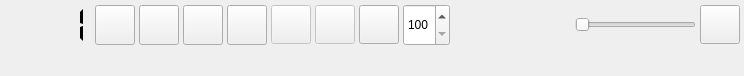
Old version of the form src/widgets/common/OsdWidget.ui in the repository ntadej/tano.
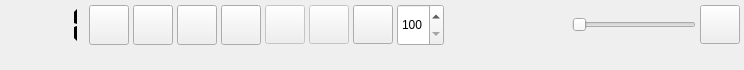
New version of the form. Icons and pictures are not drawn. Custom widgets are drawn as their Qt base class.

Diff of the .ui file:
```diff
--- a/src/widgets/common/OsdWidget.ui
+++ b/src/widgets/common/OsdWidget.ui
@@ -7,7 +7,7 @@
     <x>0</x>
     <y>0</y>
     <width>744</width>
-    <height>76</height>
+    <height>70</height>
    </rect>
   </property>
   <property name="maximumSize">
@@ -40,50 +40,14 @@
    <property name="verticalSpacing">
     <number>2</number>
    </property>
-   <item row="2" column="3">
-    <widget class="VlcWidgetSeek" name="seek" native="true"/>
+   <item row="2" column="2">
+    <layout class="QVBoxLayout" name="controls">
+     <item>
+      <widget class="VlcWidgetSeek" name="seek" native="true"/>
+     </item>
+    </layout>
    </item>
-   <item row="3" column="3">
-    <widget class="InfoBarWidget" name="info" native="true"/>
-   </item>
-   <item row="1" column="0" rowspan="3">
-    <widget class="QWidget" name="blank" native="true">
-     <layout class="QHBoxLayout" name="horizontalLayout_2">
-      <property name="leftMargin">
-       <number>0</number>
-      </property>
-      <property name="topMargin">
-       <number>0</number>
-      </property>
-      <property name="rightMargin">
-       <number>0</number>
-      </property>
-      <property name="bottomMargin">
-       <number>0</number>
-      </property>
-      <item>
-       <widget class="QLabel" name="blankLabel">
-        <property name="minimumSize">
-         <size>
-          <width>2</width>
-          <height>2</height>
-         </size>
-        </property>
-        <property name="maximumSize">
-         <size>
-          <width>2</width>
-          <height>2</height>
-         </size>
-        </property>
-       </widget>
-      </item>
-     </layout>
-    </widget>
-   </item>
-   <item row="1" column="1" rowspan="3">
-    <widget class="QLabel" name="logo"/>
-   </item>
-   <item row="1" column="3">
+   <item row="1" column="2">
     <layout class="QHBoxLayout" name="horizontalLayout">
      <property name="spacing">
       <number>4</number>
@@ -367,6 +331,9 @@
      </item>
     </layout>
    </item>
+   <item row="1" column="0" rowspan="3">
+    <widget class="QLabel" name="logo"/>
+   </item>
   </layout>
  </widget>
  <customwidgets>
@@ -376,12 +343,6 @@
    <header location="global">vlc-qt/WidgetSeek.h</header>
    <container>1</container>
   </customwidget>
-  <customwidget>
-   <class>InfoBarWidget</class>
-   <extends>QWidget</extends>
-   <header>common/InfoBarWidget.h</header>
-   <container>1</container>
-  </customwidget>
   <customwidget>
    <class>VolumeSlider</class>
    <extends>QSlider</extends>
```
